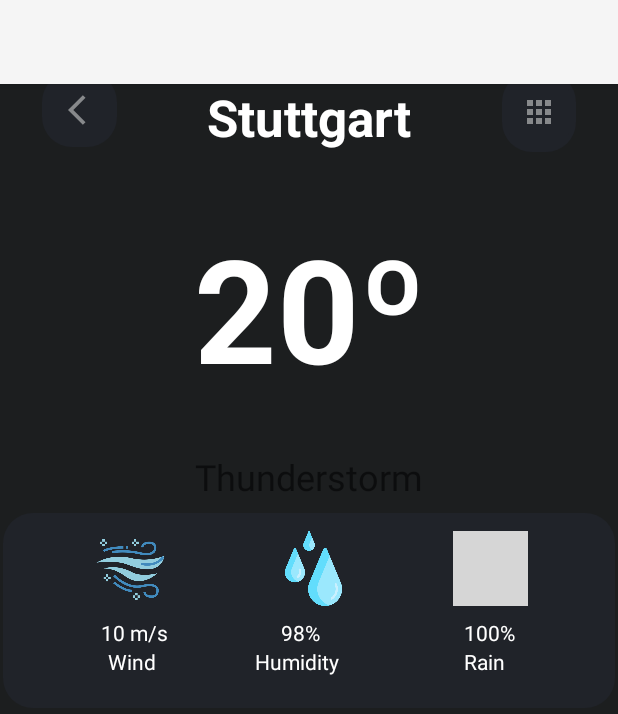
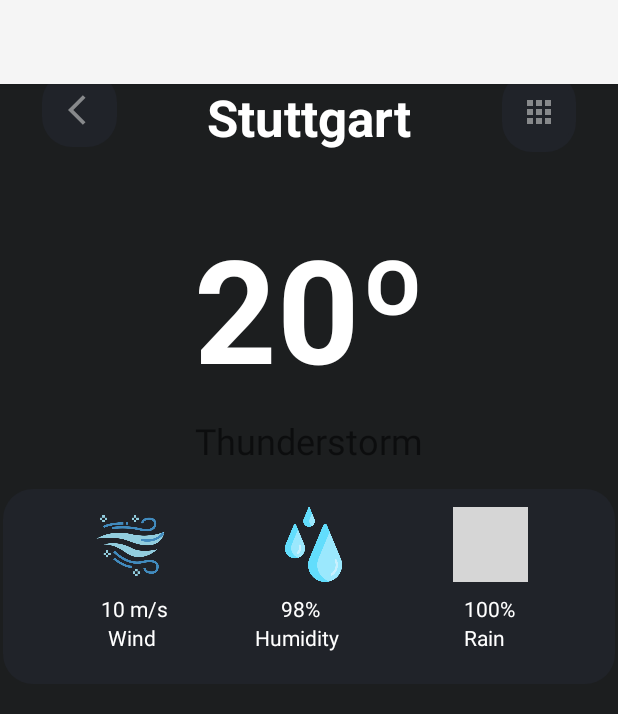
Before and after one commit to AndersonPS94/PrevisaoDoTempoApp, an Android app: the CityDetailsActivity screen opened directly, with no data from a screen before it, on a phone screen of 412 x 824 dp. Shown: the top 714 px of the screen. Run offline under Robolectric (Android 15) with nearby library versions, the light colour scheme and no system bars; grey boxes are pictures that could not be loaded.

Commit message:
first commit

```diff
--- a/app/src/main/java/com/example/previsaodotempo/activities/MainActivity.kt
+++ b/app/src/main/java/com/example/previsaodotempo/activities/MainActivity.kt
@@ -36,9 +36,10 @@ class MainActivity : AppCompatActivity() {
 
     private fun eventoClique() {
 
-        binding.imageButton.setOnClickListener {
+        binding.btnCityDetails.setOnClickListener {
             intent = Intent(applicationContext, CityDetailsActivity::class.java)
             startActivity(intent)
+            }
 
             binding.btnToday.setOnClickListener {
                 binding.ViewPagerPrincipal.currentItem = 0
@@ -59,4 +60,3 @@ class MainActivity : AppCompatActivity() {
             }
         }
     }
-}
--- a/app/src/main/res/layout/activity_city_details.xml
+++ b/app/src/main/res/layout/activity_city_details.xml
@@ -13,7 +13,7 @@
         android:id="@+id/imageView2"
         android:layout_width="408dp"
         android:layout_height="130dp"
-        android:layout_marginTop="8dp"
+        android:layout_marginTop="16dp"
         app:layout_constraintEnd_toEndOf="parent"
         app:layout_constraintHorizontal_bias="0.5"
         app:layout_constraintStart_toStartOf="parent"
@@ -214,11 +214,10 @@
         android:id="@+id/textCondClimatica"
         android:layout_width="wrap_content"
         android:layout_height="wrap_content"
-        android:layout_marginTop="32dp"
+        android:layout_marginTop="8dp"
         android:text="Thunderstorm"
         android:textSize="24sp"
         app:layout_constraintEnd_toEndOf="parent"
-        app:layout_constraintHorizontal_bias="0.5"
         app:layout_constraintStart_toStartOf="parent"
         app:layout_constraintTop_toBottomOf="@+id/textTempAtual" />
 
@@ -226,6 +225,9 @@
         android:id="@+id/rvNextDays"
         android:layout_width="0dp"
         android:layout_height="0dp"
+        android:layout_marginStart="8dp"
+        android:layout_marginTop="16dp"
+        android:layout_marginEnd="8dp"
         app:layout_constraintBottom_toBottomOf="parent"
         app:layout_constraintEnd_toEndOf="parent"
         app:layout_constraintStart_toStartOf="parent"
--- a/app/src/main/res/layout/item_list_today.xml
+++ b/app/src/main/res/layout/item_list_today.xml
@@ -5,7 +5,8 @@
     android:id="@+id/rvItemToday"
     android:layout_width="wrap_content"
     android:layout_height="wrap_content"
-    android:background="@color/Preto_background">
+    android:background="@color/Preto_background"
+    android:padding="2dp">
 
     <ImageView
         android:id="@+id/imageFundo"
```
Also changed, not shown: app/src/main/res/layout/fragment_tomorrow.xml (+9 -9 lines), app/src/main/res/layout/recycler_view_item.xml (added, +7 -0 lines).
